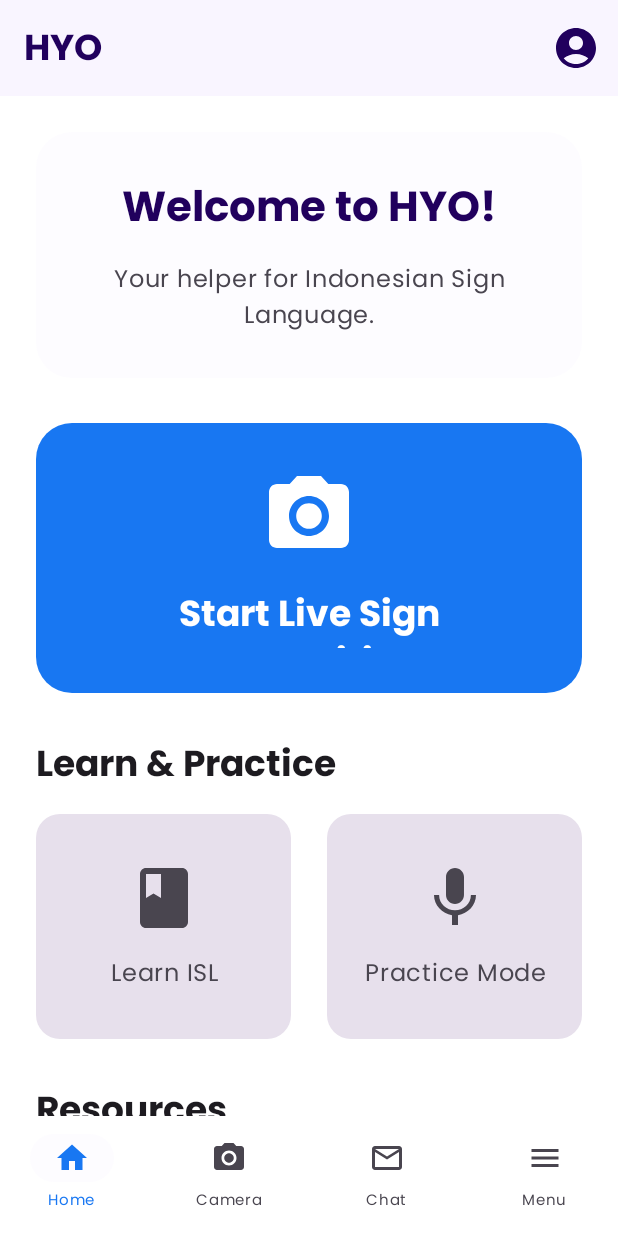
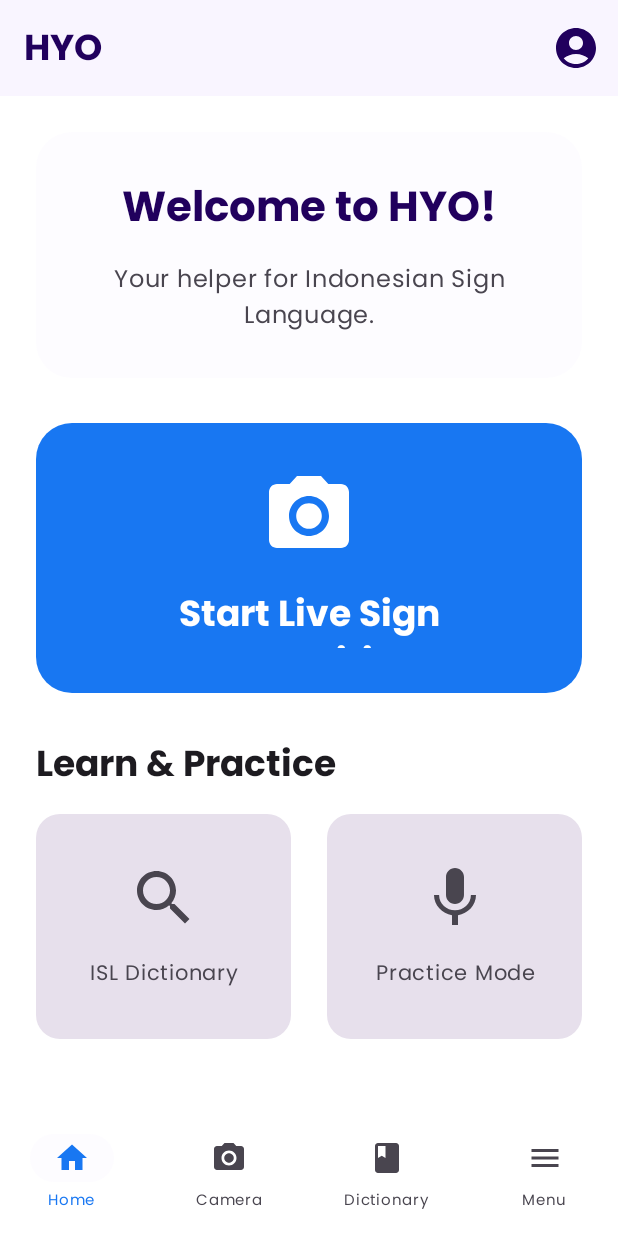
Before and after one commit to Haalloobim/FP-PPB-HYO-APP, an Android app built with Jetpack Compose: the DashboardScreen screen opened through its navigation route, on a phone screen of 412 x 824 dp. Run offline under Robolectric (Android 15) with nearby library versions, the phone set to English and light mode, and no system bars; our stand-ins replace Dagger/Hilt's generated code, accompanist.

Commit message:
feat: remove some features

```diff
--- a/app/src/main/java/com/app/hyo/presentation/dashboard/DashboardScreen.kt
+++ b/app/src/main/java/com/app/hyo/presentation/dashboard/DashboardScreen.kt
@@ -14,7 +14,7 @@ import androidx.compose.material.icons.filled.Home
 import androidx.compose.material.icons.filled.Menu
 import androidx.compose.material.icons.filled.Search
 import androidx.compose.material.icons.filled.ArrowBack
-import androidx.compose.material.icons.filled.CameraAlt // Icon for camera/recognition
+import androidx.compose.material.icons.filled.CameraAlt// Icon for camera/recognition
 import androidx.compose.material.icons.filled.Book // Icon for dictionary/learn
 import androidx.compose.material.icons.filled.School // Icon for learn/practice
 import androidx.compose.material.icons.filled.People // Icon for community
@@ -64,7 +64,7 @@ fun DashboardScreen(
             TopAppBar(
                 title = {
                     Text(
-                        "HYO", // Changed from "TUMBAS" to "HYO" as per your latest code
+                        text = "HYO",
                         fontFamily = Poppins,
                         fontWeight = FontWeight.Bold,
                         fontSize = 24.sp
@@ -196,9 +196,9 @@ fun DashboardScreen(
                 ) {
                     DashboardCard(
                         modifier = Modifier.weight(1f),
-                        icon = Icons.Filled.Book,
-                        title = "Learn ISL",
-                        onClick = { onNavigateToRoute(AppRoutes.LEARN_ISL_SCREEN) }
+                        icon = Icons.Filled.Search, // Or a specific dictionary icon
+                        title = "ISL Dictionary",
+                        onClick = { onNavigateToRoute(AppRoutes.DICTIONARY_SCREEN) }
                     )
                     DashboardCard(
                         modifier = Modifier.weight(1f),
@@ -212,33 +212,33 @@ fun DashboardScreen(
             item { Spacer(modifier = Modifier.height(Dimens.MediumPadding2)) }
 
             // ISL Dictionary & Community Section
-            item {
-                Text(
-                    text = "Resources",
-                    style = MaterialTheme.typography.headlineSmall.copy(
-                        fontWeight = FontWeight.Bold,
-                        fontFamily = Poppins
-                    ),
-                    modifier = Modifier.padding(bottom = Dimens.SmallPadding2)
-                )
-                Row(
-                    modifier = Modifier.fillMaxWidth(),
-                    horizontalArrangement = Arrangement.spacedBy(Dimens.MediumPadding1)
-                ) {
-                    DashboardCard(
-                        modifier = Modifier.weight(1f),
-                        icon = Icons.Filled.Search, // Or a specific dictionary icon
-                        title = "ISL Dictionary",
-                        onClick = { onNavigateToRoute(AppRoutes.DICTIONARY_SCREEN) }
-                    )
-                    DashboardCard(
-                        modifier = Modifier.weight(1f),
-                        icon = Icons.Filled.People,
-                        title = "Community",
-                        onClick = { onNavigateToRoute(AppRoutes.COMMUNITY_SCREEN) }
-                    )
-                }
-            }
+//            item {
+//                Text(
+//                    text = "Resources",
+//                    style = MaterialTheme.typography.headlineSmall.copy(
+//                        fontWeight = FontWeight.Bold,
+//                        fontFamily = Poppins
+//                    ),
+//                    modifier = Modifier.padding(bottom = Dimens.SmallPadding2)
+//                )
+//                Row(
+//                    modifier = Modifier.fillMaxWidth(),
+//                    horizontalArrangement = Arrangement.spacedBy(Dimens.MediumPadding1)
+//                ) {
+//                    DashboardCard(
+//                        modifier = Modifier.weight(1f),
+//                        icon = Icons.Filled.Search, // Or a specific dictionary icon
+//                        title = "ISL Dictionary",
+//                        onClick = { onNavigateToRoute(AppRoutes.DICTIONARY_SCREEN) }
+//                    )
+//                    DashboardCard(
+//                        modifier = Modifier.weight(1f),
+//                        icon = Icons.Filled.People,
+//                        title = "Community",
+//                        onClick = { onNavigateToRoute(AppRoutes.COMMUNITY_SCREEN) }
+//                    )
+//                }
+//            }
             item { Spacer(modifier = Modifier.height(Dimens.MediumPadding2)) } // Space at the bottom
         }
     }
@@ -278,7 +278,8 @@ fun DashboardCard(
                 text = title,
                 style = MaterialTheme.typography.bodyLarge.copy(
                     fontWeight = FontWeight.Medium,
-                    fontFamily = Poppins
+                    fontFamily = Poppins,
+                    fontSize = 14.sp
                 ),
                 color = MaterialTheme.colorScheme.onSurfaceVariant,
                 textAlign = TextAlign.Center
@@ -295,7 +296,7 @@ fun HyoBottomNavigationBar(
     val items = listOf(
         BottomNavItem("Home", Icons.Filled.Home, AppRoutes.HOME_SCREEN),
         BottomNavItem("Camera", Icons.Filled.CameraAlt, AppRoutes.SIGN_LANGUAGE_CAMERA_SCREEN), // Added Camera route
-        BottomNavItem("Chat", Icons.Filled.MailOutline, AppRoutes.CHAT_SCREEN),
+        BottomNavItem("Dictionary", Icons.Filled.Book, AppRoutes.CHAT_SCREEN),
         BottomNavItem("Menu", Icons.Filled.Menu, AppRoutes.MENU_SCREEN)
     )
 
--- a/app/src/main/java/com/app/hyo/ui/theme/Color.kt
+++ b/app/src/main/java/com/app/hyo/ui/theme/Color.kt
@@ -10,6 +10,7 @@ val LightRed = Color(0xFFFF84B7)
 
 val LightBlack = Color(0xFF3A3B3C) //Dark Surface
 
-
 val BlueGray = Color(0xFFA0A3BD)
 val WhiteGray = Color(0xFFB0B3B8)
+
+val LightBlue = Color(0xff152e60)
--- a/app/src/main/java/com/app/hyo/ui/theme/Theme.kt
+++ b/app/src/main/java/com/app/hyo/ui/theme/Theme.kt
@@ -18,10 +18,11 @@ import androidx.compose.ui.platform.LocalView
 import androidx.core.view.WindowCompat
 
 private val DarkColorScheme = darkColorScheme(
-    background = Black,
-    primary = Blue,
-    error = DarkRed,
-    surface = LightBlack
+//    background = Black,
+//    primary = Blue,
+//    error = DarkRed,
+//    surface = LightBlack,
+//    onPrimary = Color.White,
 )
 
 private val LightColorScheme = lightColorScheme(
```
